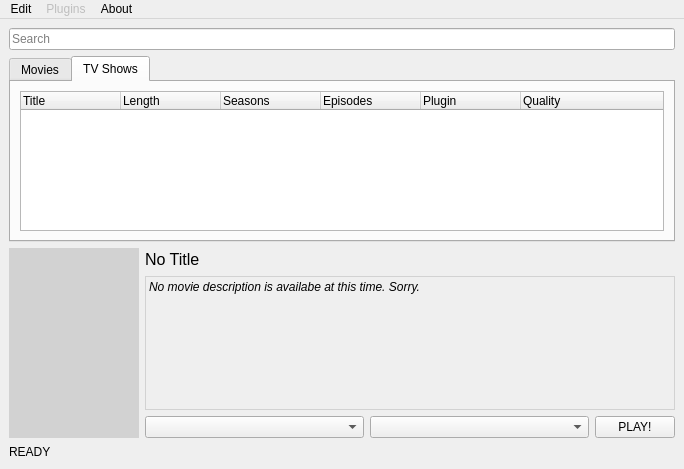
Before: the Qt Designer form ui/src/mainwindow.ui in smclt30p/PCS, drawn with Qt 5.
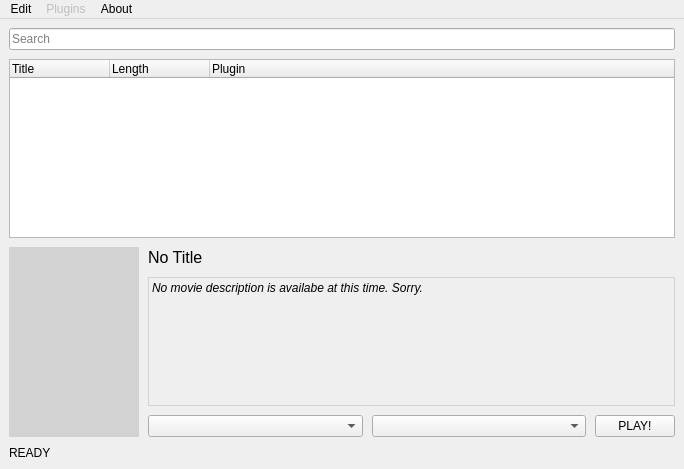
After: the same form once the commit is applied. The open tabs and pages were chosen to show the change.

```diff
--- a/ui/src/mainwindow.ui
+++ b/ui/src/mainwindow.ui
@@ -17,9 +17,9 @@
    <property name="enabled">
     <bool>true</bool>
    </property>
-   <layout class="QVBoxLayout" name="verticalLayout_3" stretch="5,60,20,5">
+   <layout class="QVBoxLayout" name="verticalLayout_2" stretch="5,60,20,1">
     <property name="spacing">
-     <number>6</number>
+     <number>9</number>
     </property>
     <property name="leftMargin">
      <number>9</number>
@@ -41,31 +41,6 @@
      </widget>
     </item>
     <item>
-     <widget class="QTabWidget" name="tabs">
-      <property name="currentIndex">
-       <number>0</number>
-      </property>
-      <widget class="QWidget" name="tab_movie">
-       <attribute name="title">
-        <string>Movies</string>
-       </attribute>
-       <layout class="QVBoxLayout" name="verticalLayout_7">
-        <property name="spacing">
-         <number>9</number>
-        </property>
-        <property name="leftMargin">
-         <number>9</number>
-        </property>
-        <property name="topMargin">
-         <number>9</number>
-        </property>
-        <property name="rightMargin">
-         <number>9</number>
-        </property>
-        <property name="bottomMargin">
-         <number>9</number>
-        </property>
-        <item>
          <widget class="QTreeWidget" name="movie_tree">
           <property name="rootIsDecorated">
            <bool>false</bool>
@@ -85,77 +60,6 @@
             <string>Plugin</string>
            </property>
           </column>
-          <column>
-           <property name="text">
-            <string>Rating</string>
-           </property>
-          </column>
-         </widget>
-        </item>
-       </layout>
-      </widget>
-      <widget class="QWidget" name="tab_tv">
-       <attribute name="title">
-        <string>TV Shows</string>
-       </attribute>
-       <layout class="QVBoxLayout" name="verticalLayout_2">
-        <property name="spacing">
-         <number>9</number>
-        </property>
-        <property name="leftMargin">
-         <number>9</number>
-        </property>
-        <property name="topMargin">
-         <number>9</number>
-        </property>
-        <property name="rightMargin">
-         <number>9</number>
-        </property>
-        <property name="bottomMargin">
-         <number>9</number>
-        </property>
-        <item>
-         <widget class="QTreeWidget" name="tv_tree">
-          <property name="rootIsDecorated">
-           <bool>false</bool>
-          </property>
-          <attribute name="headerStretchLastSection">
-           <bool>true</bool>
-          </attribute>
-          <column>
-           <property name="text">
-            <string>Title</string>
-           </property>
-          </column>
-          <column>
-           <property name="text">
-            <string>Length</string>
-           </property>
-          </column>
-          <column>
-           <property name="text">
-            <string>Seasons</string>
-           </property>
-          </column>
-          <column>
-           <property name="text">
-            <string>Episodes</string>
-           </property>
-          </column>
-          <column>
-           <property name="text">
-            <string>Plugin</string>
-           </property>
-          </column>
-          <column>
-           <property name="text">
-            <string>Quality</string>
-           </property>
-          </column>
-         </widget>
-        </item>
-       </layout>
-      </widget>
      </widget>
     </item>
     <item>
```
Lines whose indentation alone changed are shown as unchanged.
